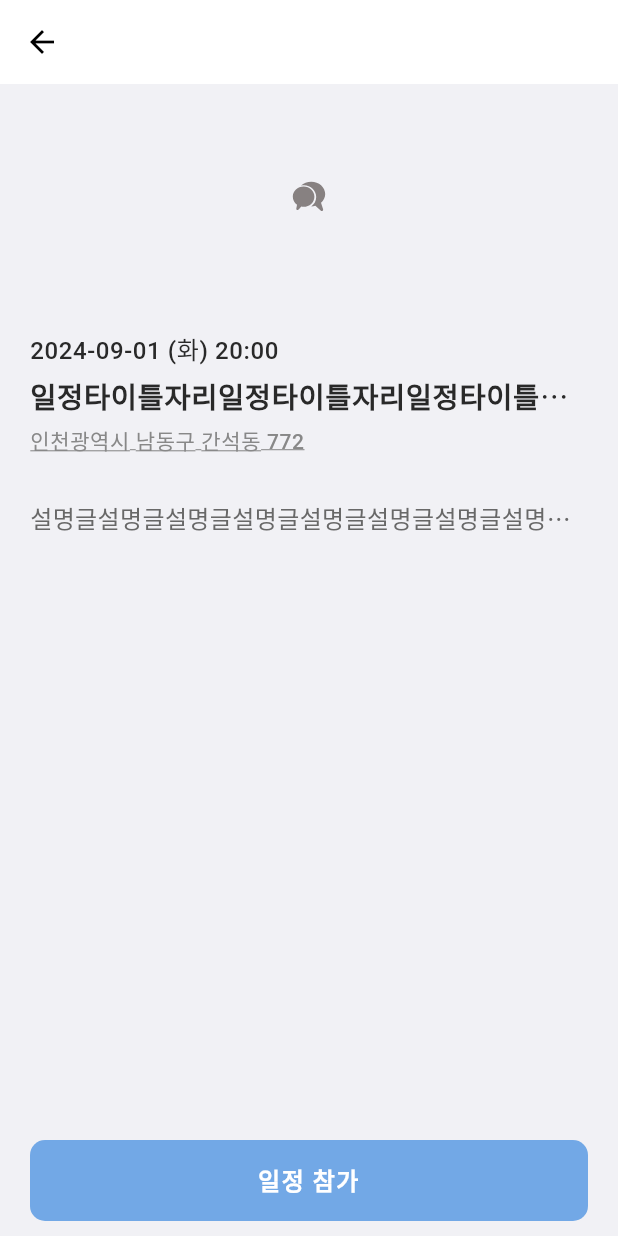
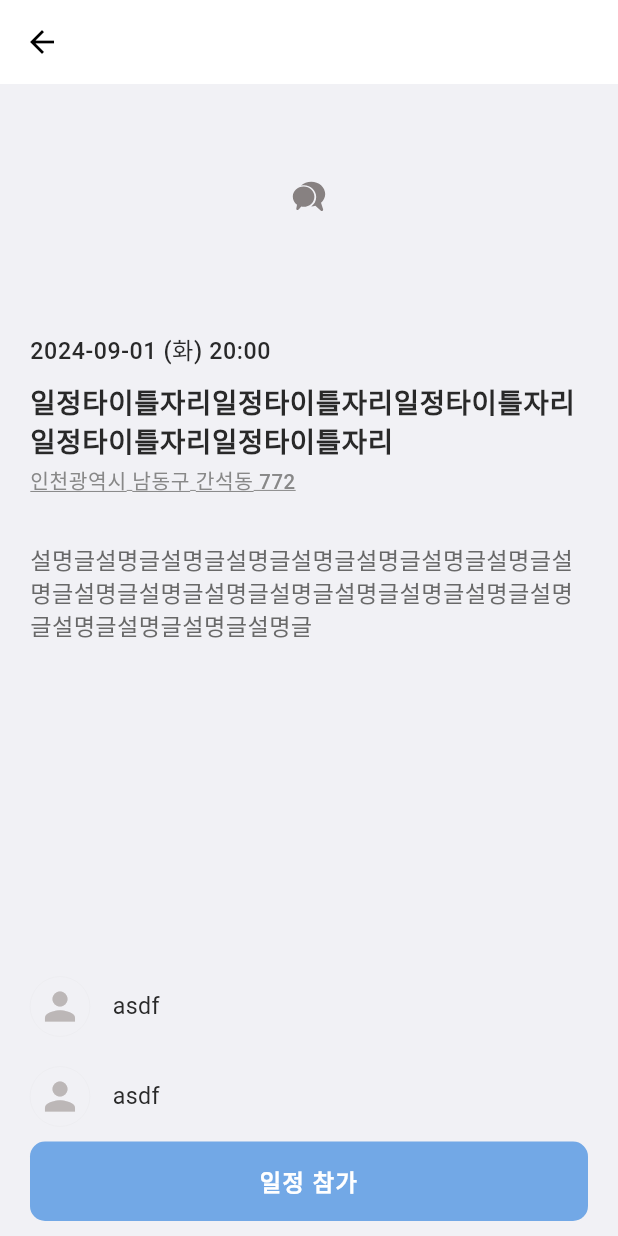
Before and after one commit to KIMSEUNGWO/SportApp_Flutter, a Flutter app: the MeetingDetailWidget screen opened directly with empty values, on a phone screen of 412 x 824 dp. Run offline on Flutter 3.47's test engine with Material 3 defaults, Android fonts, the phone set to English and light mode, and no system bars; our stand-ins replace carousel_slider, easy_localization, flutter_riverpod, flutter_screenutil, flutter_secure_storage, flutter_svg and 7 more; missing offline and left inert: flutter_line_sdk; accounts and stored records are empty; network calls fail; Roboto replaces fonts that are missing (Pretendard); project files that could hold a hidden picture were left out.

Commit message:
feat : 일정 UI 구현중

```diff
--- a/lib/api/api_service.dart
+++ b/lib/api/api_service.dart
@@ -11,7 +11,7 @@ import 'package:http/http.dart' as http;
 
 class ApiService {
 
-  static const String server = "http://192.168.1.79:8080";
+  static const String server = "http://localhost:8080";
 
   static const Map<String, String> defaultHeader = {
     "Sport-Authorization" : "NnJtQTdJcTU3SnF3N0tleDdLZXg2NmVv",
--- a/lib/widgets/lists/user_list_widget.dart
+++ b/lib/widgets/lists/user_list_widget.dart
@@ -1,18 +1,22 @@
 
 import 'package:flutter/material.dart';
+import 'package:flutter_sport/models/club/authority.dart';
 import 'package:flutter_sport/models/common/user_profile.dart';
 import 'package:flutter_sport/models/response_user.dart';
+
+import 'package:easy_localization/easy_localization.dart';
 
 class UserSimpWidget extends StatelessWidget {
 
   final UserSimp user;
+  final Authority? authority;
 
-  const UserSimpWidget({super.key, required this.user});
+  const UserSimpWidget({super.key, required this.user, this.authority});
 
   @override
   Widget build(BuildContext context) {
     return Padding(
-      padding: const EdgeInsets.only(bottom: 15),
+      padding: const EdgeInsets.symmetric(vertical: 10),
       child: Row(
         mainAxisAlignment: MainAxisAlignment.spaceBetween,
         children: [
@@ -26,6 +30,20 @@ class UserSimpWidget extends StatelessWidget {
               ),
             ),
           ),
+          const SizedBox(width: 15,),
+          if (authority != null && authority != Authority.USER)
+            Container(
+              padding: const EdgeInsets.symmetric(vertical: 3, horizontal: 8),
+              decoration: BoxDecoration(
+                borderRadius: BorderRadius.circular(5),
+                color: Theme.of(context).colorScheme.secondaryContainer,
+              ),
+              child: Text('authority',
+                style: TextStyle(
+                    fontSize: Theme.of(context).textTheme.displaySmall!.fontSize
+                ),
+              ).tr(gender: authority!.lang),
+            ),
         ],
       ),
     );
--- a/lib/widgets/pages/groupdetails/club_detail_meeting_page.dart
+++ b/lib/widgets/pages/groupdetails/club_detail_meeting_page.dart
@@ -4,10 +4,7 @@ import 'dart:math';
 import 'package:flutter/cupertino.dart';
 import 'package:flutter/material.dart';
 import 'package:flutter/widgets.dart';
-import 'package:flutter_sport/api/googlemaps/google_maps.dart';
 import 'package:flutter_sport/common/navigator_helper.dart';
-import 'package:flutter_sport/common/open_app.dart';
-import 'package:flutter_sport/main.dart';
 import 'package:flutter_sport/models/club/authority.dart';
 import 'package:flutter_sport/models/club/club_data.dart';
 import 'package:flutter_sport/models/common/user_profile.dart';
@@ -123,7 +120,7 @@ class _ClubDetailMeetingWidgetState extends State<ClubDetailMeetingWidget> with
                         },
                         child: Container(
                           height: 130,
-                          margin: const EdgeInsets.only(bottom: 10),
+                          margin: const EdgeInsets.only(bottom: 10, left: 5, right: 5),
                           padding: const EdgeInsets.all(20),
                           decoration: BoxDecoration(
                             color: Theme.of(context).colorScheme.background,
--- a/lib/widgets/pages/groupdetails/club_edit_page.dart
+++ b/lib/widgets/pages/groupdetails/club_edit_page.dart
@@ -4,7 +4,6 @@ import 'dart:io';
 import 'package:flutter/cupertino.dart';
 import 'package:flutter/material.dart';
 
-import 'package:easy_localization/easy_localization.dart';
 import 'package:flutter/services.dart';
 import 'package:flutter_sport/api/api_result.dart';
 import 'package:flutter_sport/api/club/club_service.dart';
@@ -17,6 +16,8 @@ import 'package:flutter_sport/models/club/region_data.dart';
 import 'package:flutter_sport/models/club/sport_type.dart';
 import 'package:flutter_sport/widgets/pages/create_club_page.dart';
 import 'package:flutter_sport/widgets/pages/region_settings.dart';
+
+import 'package:easy_localization/easy_localization.dart';
 import 'package:flutter_svg/flutter_svg.dart';
 import 'package:flutter_riverpod/flutter_riverpod.dart';
 
--- a/lib/widgets/pages/meeting/meeting_detail_page.dart
+++ b/lib/widgets/pages/meeting/meeting_detail_page.dart
@@ -2,7 +2,10 @@
 
 import 'package:flutter/cupertino.dart';
 import 'package:flutter/material.dart';
+import 'package:flutter/widgets.dart';
+import 'package:flutter_sport/common/open_app.dart';
 import 'package:flutter_sport/models/common/user_profile.dart';
+import 'package:flutter_sport/models/response_user.dart';
 import 'package:flutter_sport/widgets/lists/user_list_widget.dart';
 
 class MeetingDetailWidget extends StatefulWidget {
@@ -46,18 +49,22 @@ class _MeetingDetailWidgetState extends State<MeetingDetailWidget> {
                         letterSpacing: 0.4,
                     ),
                   ),
-                  Text('일정타이틀자리일정타이틀자리일정타이틀자리일정타이틀자리일정타이틀자리',
-                    overflow: TextOverflow.ellipsis,
+                  Padding(
+                    padding: const EdgeInsets.only(top: 10, bottom: 5),
+                    child: Text('일정타이틀자리일정타이틀자리일정타이틀자리일정타이틀자리일정타이틀자리',
                       style: TextStyle(
                         color: Theme.of(context).colorScheme.primary,
                         fontWeight: FontWeight.w600,
                         fontSize: Theme.of(context).textTheme.displayLarge!.fontSize,
                         letterSpacing: 0.4,
-                      height: 2
                       ),
                     ),
-                  Text('인천광역시 남동구 간석동 772',
-                    overflow: TextOverflow.ellipsis,
+                  ),
+                  GestureDetector(
+                    onTap: () {
+                      OpenApp().openMaps();
+                    },
+                    child: Text('인천광역시 남동구 간석동 772',
                       style: TextStyle(
                         fontSize: Theme.of(context).textTheme.bodyLarge!.fontSize,
                         fontWeight: FontWeight.w500,
@@ -65,6 +72,7 @@ class _MeetingDetailWidgetState extends State<MeetingDetailWidget> {
                         letterSpacing: 0.4,
                         decoration: TextDecoration.underline,
                         decorationColor: Theme.of(context).colorScheme.tertiary,
+                      ),
                     ),
                   ),
 
@@ -79,7 +87,6 @@ class _MeetingDetailWidgetState extends State<MeetingDetailWidget> {
               ),
               padding: const EdgeInsets.symmetric(horizontal: 20, vertical: 15),
               child: Text('설명글설명글설명글설명글설명글설명글설명글설명글설명글설명글설명글설명글설명글설명글설명글설명글설명글설명글설명글설명글설명글',
-                overflow: TextOverflow.ellipsis,
                 style: TextStyle(
                   color: Theme.of(context).colorScheme.secondary,
                   fontSize: Theme.of(context).textTheme.displayMedium!.fontSize,
@@ -99,11 +106,18 @@ class _MeetingDetailWidgetState extends State<MeetingDetailWidget> {
 
             Padding(
               padding: const EdgeInsets.symmetric(horizontal: 20, vertical: 15),
-              child: ListView(
+              child: ListView.builder(
                 shrinkWrap: true,
                 physics: const NeverScrollableScrollPhysics(),
-                children: [
-                ],
+                itemCount: 10,
+                itemBuilder: (context, index) {
+                  UserSimp user = UserSimp.fromJson({
+                    "nickname" : "asdf",
+                    "userId" : 1,
+                    "thumbnailUser" : null
+                  });
+                  return UserSimpWidget(user: user,);
+                },
               ),
             )
           ],
--- a/pubspec.yaml
+++ b/pubspec.yaml
@@ -31,6 +31,7 @@ dev_dependencies:
   go_router: ^14.2.1 # 라우터
   image_cropper: ^7.1.0 # 이미지 편집
   google_maps_flutter: ^2.6.1 # 구글맵스
+  flutter_screenutil: ^5.9.3 # 스크린 사이즈 동적 UI
 
 flutter:
   uses-material-design: true
```
Also changed, not shown: lib/common/open_app.dart (+25 -6 lines), lib/main.dart (+15 -6 lines), lib/widgets/pages/groupdetails/club_detail_home_page.dart (+7 -64 lines), lib/widgets/pages/my_club_page.dart (+21 -3 lines), pubspec.lock. Lines whose indentation alone changed are shown as unchanged.
